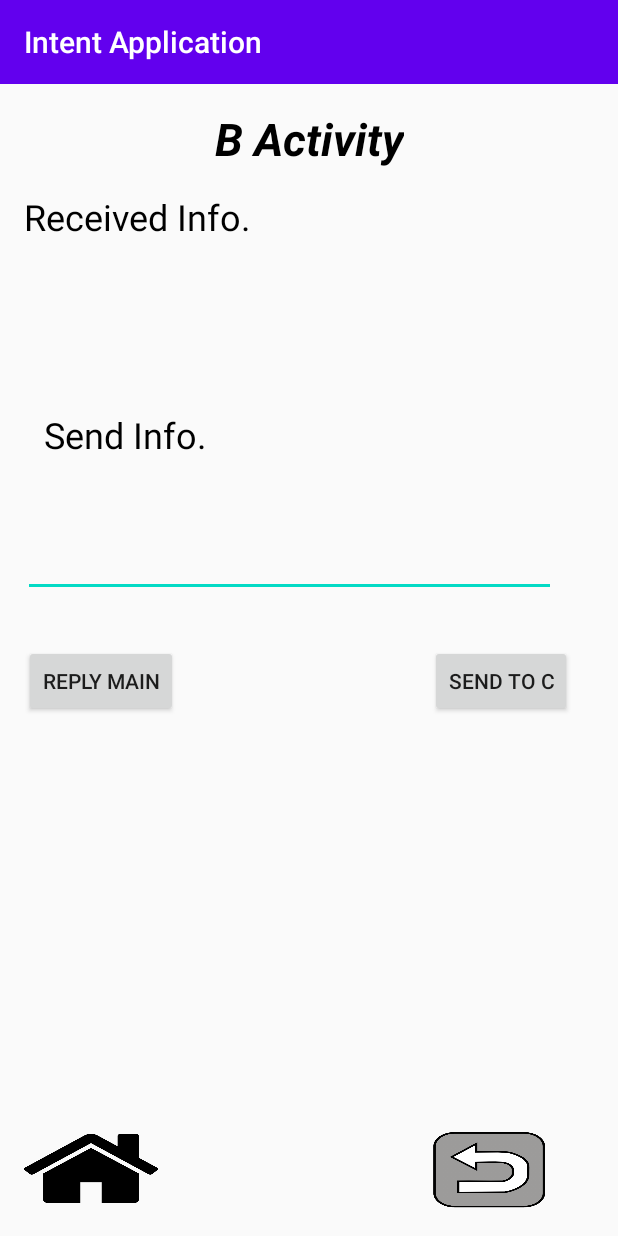
After one commit to IRedDragonICY/cb24153-lab-intent-activity, an Android app built with Jetpack Compose: the BActivity screen opened directly, with no data from a screen before it, on a phone screen of 412 x 824 dp. The commit adds this screen. Run offline under Robolectric (Android 15) with nearby library versions, the phone set to English and light mode, and no system bars.

Commit message:
feat: add toolbar and improve UI for activities (main)
- Added toolbar to multiple XML layout files for a consistent UI
- Updated MainActivity to handle intents and manage UI elements
- Implemented MyImplicitIntent with new functionality for web search,
  SMS, and phone calls
- Added new BActivity class with functionality to send and receive
  messages between activities
- Updated app theme and dependencies to incorporate AppCompat library

```diff
--- a/app/build.gradle.kts
+++ b/app/build.gradle.kts
@@ -1,11 +1,13 @@
 plugins {
     alias(libs.plugins.android.application)
     alias(libs.plugins.kotlin.android)
+       alias(libs.plugins.compose.compiler)
+
 }
 
 android {
     namespace = "com.ireddragonicy.labintentactivity"
-    compileSdk = 34
+    compileSdk = 35
 
     defaultConfig {
         applicationId = "com.ireddragonicy.labintentactivity"
@@ -47,7 +49,7 @@ android {
 }
 
 dependencies {
-
+    implementation(libs.androidx.appcompat)
     implementation(libs.androidx.core.ktx)
     implementation(libs.androidx.lifecycle.runtime.ktx)
     implementation(libs.androidx.activity.compose)
--- /dev/null
+++ b/app/src/main/java/com/ireddragonicy/labintentactivity/BActivity.java
@@ -0,0 +1,69 @@
+package com.ireddragonicy.labintentactivity;
+
+import android.app.Activity;
+import android.content.Intent;
+import android.os.Bundle;
+import android.widget.Button;
+import android.widget.EditText;
+import android.widget.TextView;
+
+public class BActivity extends Activity {
+
+    private TextView receivedInfoTextView;
+    private EditText sendInfoEditText;
+    private Button replyMainButton;
+    private Button sendToCButton;
+    private Button homeButton;
+    private Button backButton;
+
+    @Override
+    protected void onCreate(Bundle savedInstanceState) {
+        super.onCreate(savedInstanceState);
+        setContentView(R.layout.bactivity);
+
+        initializeViews();
+        handleIncomingIntent();
+        setClickListeners();
+    }
+
+    private void initializeViews() {
+        receivedInfoTextView = findViewById(R.id.textView5);
+        sendInfoEditText = findViewById(R.id.editText2);
+        replyMainButton = findViewById(R.id.button5);
+        sendToCButton = findViewById(R.id.button6);
+        homeButton = findViewById(R.id.button3);
+        backButton = findViewById(R.id.button4);
+    }
+
+    private void handleIncomingIntent() {
+        String message = getIntent().getStringExtra("messageToB");
+        if (message != null) {
+            receivedInfoTextView.setText(message);
+        }
+    }
+
+    private void setClickListeners() {
+        replyMainButton.setOnClickListener(view -> {
+            String replyMessage = sendInfoEditText.getText().toString();
+            Intent resultIntent = new Intent();
+            resultIntent.putExtra("replyMessage", replyMessage);
+            setResult(Activity.RESULT_OK, resultIntent);
+            finish();
+        });
+
+        sendToCButton.setOnClickListener(view -> {
+            String messageToC = sendInfoEditText.getText().toString();
+            Intent intent = new Intent(BActivity.this, CActivity.class);
+            intent.putExtra("messageToC", messageToC);
+            startActivity(intent);
+        });
+
+        homeButton.setOnClickListener(view -> {
+            Intent intent = new Intent(BActivity.this, MainActivity.class);
+            intent.addFlags(Intent.FLAG_ACTIVITY_CLEAR_TOP);
+            startActivity(intent);
+        });
+
+        backButton.setOnClickListener(view -> finish());
+    }
+}
--- a/app/src/main/res/layout/bactivity.xml
+++ b/app/src/main/res/layout/bactivity.xml
@@ -5,6 +5,18 @@
     android:layout_width="match_parent"
     android:layout_height="match_parent"
     tools:context=".BActivity">
+
+    <androidx.appcompat.widget.Toolbar
+        android:id="@+id/toolbar"
+        android:layout_width="0dp"
+        android:layout_height="wrap_content"
+        android:background="@color/purple_500"
+        android:minHeight="?attr/actionBarSize"
+        android:theme="@style/ThemeOverlay.AppCompat.Dark.ActionBar"
+        app:layout_constraintEnd_toEndOf="parent"
+        app:layout_constraintStart_toStartOf="parent"
+        app:layout_constraintTop_toTopOf="parent"
+        app:title="Intent Application" />
 
     <TextView
         android:id="@+id/textView4"
@@ -133,16 +145,15 @@
         android:id="@+id/textView10"
         android:layout_width="wrap_content"
         android:layout_height="wrap_content"
+        android:layout_marginTop="16dp"
+        android:layout_marginStart="130dp"
         android:layout_marginEnd="129dp"
-        android:layout_marginLeft="130dp"
-        android:layout_marginRight="129dp"
-        android:layout_marginStart="130dp"
-        android:layout_marginTop="16dp"
         android:text="B Activity"
         android:textColor="@android:color/black"
         android:textSize="30sp"
         android:textStyle="bold|italic"
         app:layout_constraintEnd_toEndOf="parent"
         app:layout_constraintStart_toStartOf="parent"
-        app:layout_constraintTop_toTopOf="parent" />
+        app:layout_constraintTop_toBottomOf="@id/toolbar" />
+
 </androidx.constraintlayout.widget.ConstraintLayout>
--- /dev/null
+++ b/app/src/main/res/values/styles.xml
@@ -0,0 +1,4 @@
+<?xml version="1.0" encoding="utf-8"?>
+<resources>
+
+</resources>
--- a/app/src/main/res/values/themes.xml
+++ b/app/src/main/res/values/themes.xml
@@ -1,4 +1,8 @@
 <?xml version="1.0" encoding="utf-8"?>
 <resources>
-    <style name="Theme.LabIntentActivity" parent="android:Theme.Material.Light.NoActionBar"/>
+    <style name="Theme.LabIntentActivity" parent="Theme.AppCompat.Light.NoActionBar">
+        <item name="colorPrimary">@color/purple_500</item>
+        <item name="colorPrimaryDark">@color/purple_700</item>
+        <item name="colorAccent">@color/teal_200</item>
+    </style>
 </resources>
--- a/build.gradle.kts
+++ b/build.gradle.kts
@@ -2,4 +2,6 @@
 plugins {
     alias(libs.plugins.android.application) apply false
     alias(libs.plugins.kotlin.android) apply false
+    alias(libs.plugins.compose.compiler) apply false
+
 }
--- a/gradle.properties
+++ b/gradle.properties
@@ -6,7 +6,7 @@
 # http://www.gradle.org/docs/current/userguide/build_environment.html
 # Specifies the JVM arguments used for the daemon process.
 # The setting is particularly useful for tweaking memory settings.
-org.gradle.jvmargs=-Xmx2048m -Dfile.encoding=UTF-8
+org.gradle.jvmargs=-Xmx8096m -Dfile.encoding=UTF-8
 # When configured, Gradle will run in incubating parallel mode.
 # This option should only be used with decoupled projects. For more details, visit
 # https://developer.android.com/r/tools/gradle-multi-project-decoupled-projects
--- a/gradle/libs.versions.toml
+++ b/gradle/libs.versions.toml
@@ -1,5 +1,6 @@
 [versions]
 agp = "8.6.0-alpha07"
+appcompat = "1.7.0"
 constraintlayout = "2.2.0"
 kotlin = "2.0.21"
 coreKtx = "1.15.0"
@@ -11,6 +12,7 @@ activityCompose = "1.9.3"
 composeBom = "2024.10.01"
 
 [libraries]
+androidx-appcompat = { module = "androidx.appcompat:appcompat", version.ref = "appcompat" }
 androidx-constraintlayout = { module = "androidx.constraintlayout:constraintlayout", version.ref = "constraintlayout" }
 androidx-core-ktx = { group = "androidx.core", name = "core-ktx", version.ref = "coreKtx" }
 junit = { group = "junit", name = "junit", version.ref = "junit" }
@@ -30,3 +32,4 @@ androidx-material3 = { group = "androidx.compose.material3", name = "material3"
 [plugins]
 android-application = { id = "com.android.application", version.ref = "agp" }
 kotlin-android = { id = "org.jetbrains.kotlin.android", version.ref = "kotlin" }
+compose-compiler = { id = "org.jetbrains.kotlin.plugin.compose", version.ref = "kotlin" }
```
Also changed, not shown: app/src/main/AndroidManifest.xml (+19 -3 lines), app/src/main/java/com/ireddragonicy/labintentactivity/CActivity.java (added, +47 -0 lines), app/src/main/java/com/ireddragonicy/labintentactivity/MainActivity.kt (+64 -35 lines), app/src/main/java/com/ireddragonicy/labintentactivity/MyImplicitIntent.java (+76 -0 lines), app/src/main/res/layout/cactivity.xml (+19 -8 lines), app/src/main/res/layout/mainactivity.xml (+15 -5 lines), app/src/main/res/layout/myimplicitintentactivity.xml (renamed from app/src/main/res/layout/myImplicitIntentactivity.xml, +15 -6 lines).
